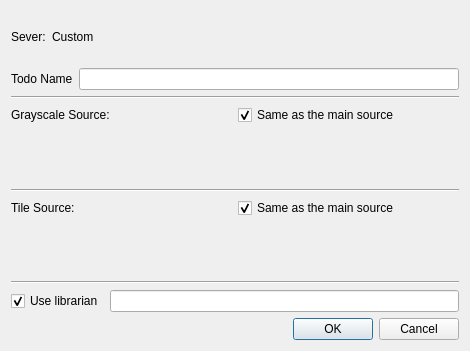
First picture: the form in neurolabi/gui/dialogs/zdvidadvanceddialog.ui, repository janelia-flyem/NeuTu, before the edit.
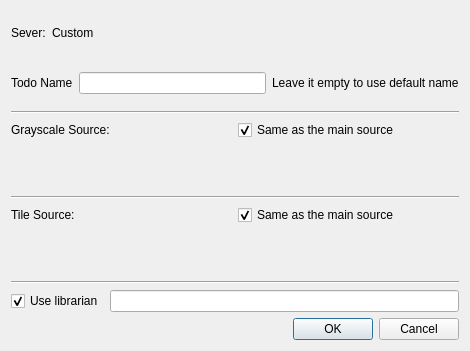
Second picture: the form after the edit. Custom widgets are drawn as their Qt base class.

Commit message: fix todo default name

Diff of the .ui file:
```diff
--- a/neurolabi/gui/dialogs/zdvidadvanceddialog.ui
+++ b/neurolabi/gui/dialogs/zdvidadvanceddialog.ui
@@ -57,6 +57,13 @@
      <item>
       <widget class="QLineEdit" name="todoLineEdit"/>
      </item>
+     <item>
+      <widget class="QLabel" name="todoHintLabel">
+       <property name="text">
+        <string>Leave it empty to use default name</string>
+       </property>
+      </widget>
+     </item>
     </layout>
    </item>
    <item>
```
The commit also changes 6 other files.
